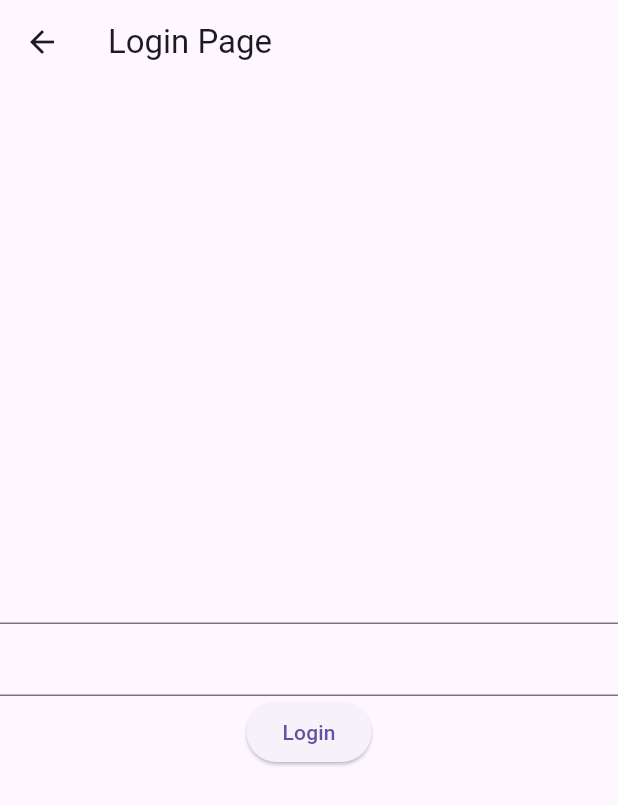
After one commit to DevDad14/note, a Flutter app: the screen it shows after launch, after a tap on "đăng ký", on a phone screen of 412 x 824 dp. The commit adds this screen. Shown: the top 805 px of the screen. Run offline on Flutter 3.47's test engine with Material 3 defaults, Android fonts, the phone set to English and light mode, and no system bars; our stand-ins replace dio.

Commit message:
implement user registration and login functionality; add User model and update NoteController

```diff
--- a/lib/controller/note_controller.dart
+++ b/lib/controller/note_controller.dart
@@ -1,9 +1,11 @@
 import 'package:flutter/material.dart';
 import 'package:noteapp/models/post.dart';
 import 'package:noteapp/models/todo.dart';
+import 'package:noteapp/models/user.dart';
 import 'package:noteapp/services/home_service.dart';
 
 class NoteController with ChangeNotifier {
+  List<User> users = [];
   List<Post> posts = [];
 
   Todo? todo;
@@ -18,10 +20,11 @@ class NoteController with ChangeNotifier {
     }
   }
 
-
   Future<void> addTodo(String title, String description) async {
     try {
-      final response = await HomeService.addTodo(Todo(title: title, description: description, completed: false));
+      final response = await HomeService.addTodo(
+        Todo(title: title, description: description, completed: false),
+      );
       todo = response;
       notifyListeners();
     } catch (e) {
@@ -29,7 +32,32 @@ class NoteController with ChangeNotifier {
     }
   }
 
+  Future<bool> registerUser(String username, String password) async {
+    bool isAdd = true;
 
+    for (var element in users) {
+      if (element.username == username) {
+        isAdd = false;
+      }
+    }
 
+    if (isAdd) {
+      users.add(User(username: username, password: password));
+      notifyListeners();
+    }
 
+    return isAdd;
+  }
+
+  Future<bool> loginUser(String username, String password) async {
+    bool isLogin = false;
+
+    for (var element in users) {
+      if (element.username == username && element.password == password) {
+        isLogin = true;
+      }
+    }
+
+    return isLogin;
+  }
 }
--- /dev/null
+++ b/lib/models/user.dart
@@ -0,0 +1,6 @@
+// ignore_for_file: public_member_api_docs, sort_constructors_first
+class User {
+  String username;
+  String password;
+  User({required this.username, required this.password});
+}
--- a/lib/pages/home_page.dart
+++ b/lib/pages/home_page.dart
@@ -1,5 +1,6 @@
 import 'package:flutter/material.dart';
 import 'package:noteapp/controller/note_controller.dart';
+import 'package:noteapp/pages/login_page.dart';
 import 'package:provider/provider.dart';
 
 class HomePage extends StatefulWidget {
@@ -11,8 +12,10 @@ class HomePage extends StatefulWidget {
 
 class _HomePageState extends State<HomePage> {
   late NoteController noteController;
-  TextEditingController titleController = TextEditingController();
-  TextEditingController descriptionController = TextEditingController();
+  TextEditingController usernameController = TextEditingController();
+  TextEditingController passwordController = TextEditingController();
+  TextEditingController passwordTwoController = TextEditingController();
+
   @override
   void initState() {
     super.initState();
@@ -29,16 +32,28 @@ class _HomePageState extends State<HomePage> {
             child: Column(
               mainAxisAlignment: MainAxisAlignment.center,
               children: [
-                TextField(controller: titleController),
-                TextField(controller: descriptionController),
+                TextField(controller: usernameController),
+                TextField(controller: passwordController),
+                TextField(controller: passwordTwoController),
                 ElevatedButton(
-                  onPressed: () {
-                    noteController.addTodo(
-                      titleController.text,
-                      descriptionController.text,
+                  onPressed: () async {
+                    if (passwordController.text != passwordTwoController.text) {
+                      return;
+                    }
+
+                    final bool isSuccess = await noteController.registerUser(
+                      usernameController.text,
+                      passwordController.text,
                     );
+
+                    if (isSuccess) {
+                      Navigator.push(
+                        context,
+                        MaterialPageRoute(builder: (context) => LoginPage()),
+                      );
+                    }
                   },
-                  child: Text('Add Note'),
+                  child: Text('đăng ký'),
                 ),
               ],
             ),
--- /dev/null
+++ b/lib/pages/login_page.dart
@@ -0,0 +1,45 @@
+import 'package:flutter/material.dart';
+import 'package:noteapp/controller/note_controller.dart';
+import 'package:noteapp/pages/success_page.dart';
+import 'package:provider/provider.dart';
+
+class LoginPage extends StatefulWidget {
+  const LoginPage({super.key});
+
+  @override
+  State<LoginPage> createState() => _LoginPageState();
+}
+
+class _LoginPageState extends State<LoginPage> {
+  TextEditingController usernameController = TextEditingController();
+  TextEditingController passwordController = TextEditingController();
+  @override
+  Widget build(BuildContext context) {
+    NoteController noteController = context.read();
+    return Scaffold(
+      appBar: AppBar(title: Text("Login Page")),
+      body: Column(
+        mainAxisAlignment: MainAxisAlignment.center,
+        children: [
+          TextField(controller: usernameController),
+          TextField(controller: passwordController),
+          ElevatedButton(
+            onPressed: () async {
+              final bool isSuccess = await noteController.loginUser(
+                usernameController.text,
+                passwordController.text,
+              );
+              if (isSuccess) {
+                Navigator.push(
+                  context,
+                  MaterialPageRoute(builder: (context) => SuccessPage()),
+                );
+              }
+            },
+            child: Text("Login"),
+          ),
+        ],
+      ),
+    );
+  }
+}
--- /dev/null
+++ b/lib/pages/success_page.dart
@@ -0,0 +1,13 @@
+import 'package:flutter/material.dart';
+
+class SuccessPage extends StatelessWidget {
+  const SuccessPage({super.key});
+
+  @override
+  Widget build(BuildContext context) {
+    return Scaffold(
+      appBar: AppBar(title: Text('Success Page')),
+      body: Center(child: Text('Success login')),
+    );
+  }
+}
```
